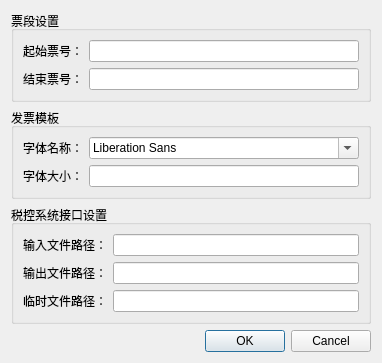
Before: the Qt Designer form src/invoice/gui/menu_config.ui in lcw2004/fapiao, drawn with Qt 5.
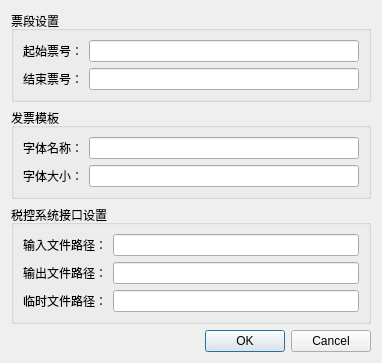
After: the same form once the commit is applied.

What changed in the file:
```diff
--- a/src/invoice/gui/menu_config.ui
+++ b/src/invoice/gui/menu_config.ui
@@ -69,12 +69,12 @@
         </property>
        </widget>
       </item>
-      <item row="0" column="1">
-       <widget class="QFontComboBox" name="temp_img_font_ComboBox"/>
-      </item>
       <item row="3" column="1">
        <widget class="QLineEdit" name="temp_img_font_size_lineEdit"/>
       </item>
+      <item row="0" column="1">
+       <widget class="QLineEdit" name="temp_img_font_lineEdit"/>
+      </item>
      </layout>
     </widget>
    </item>
```
Left out of the diff: 1 changed line with no effect on the pictures.
